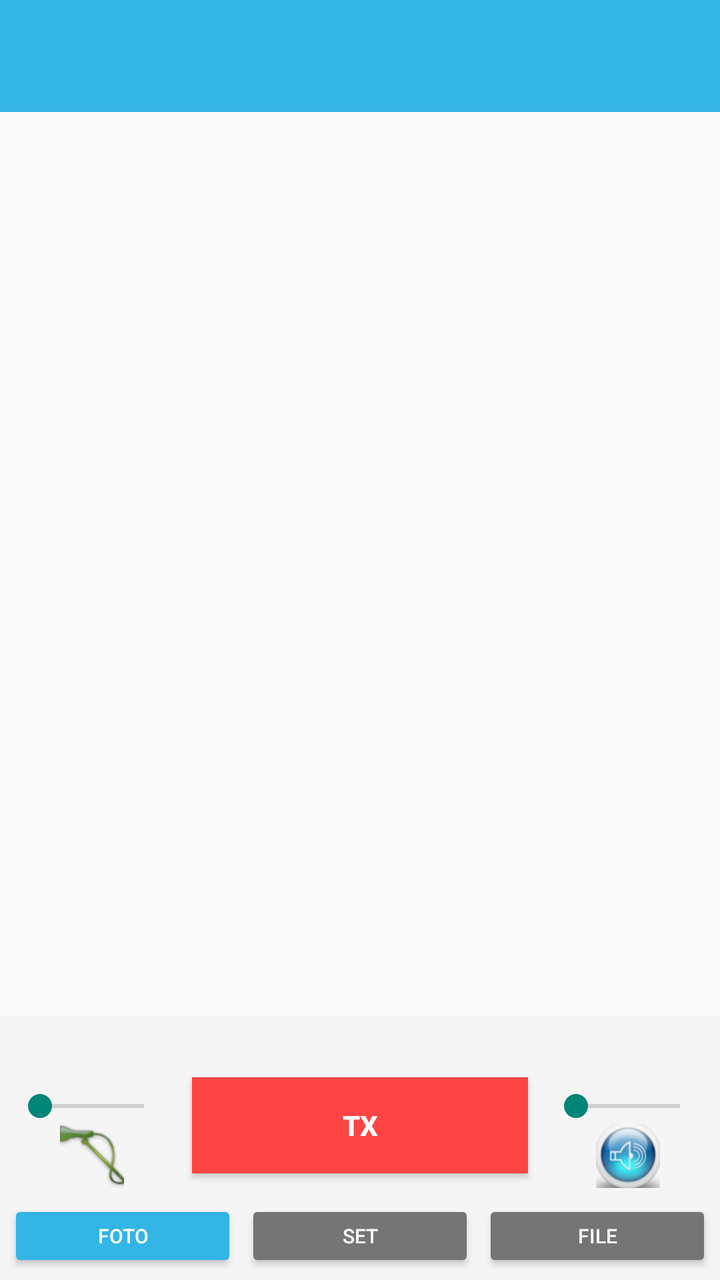
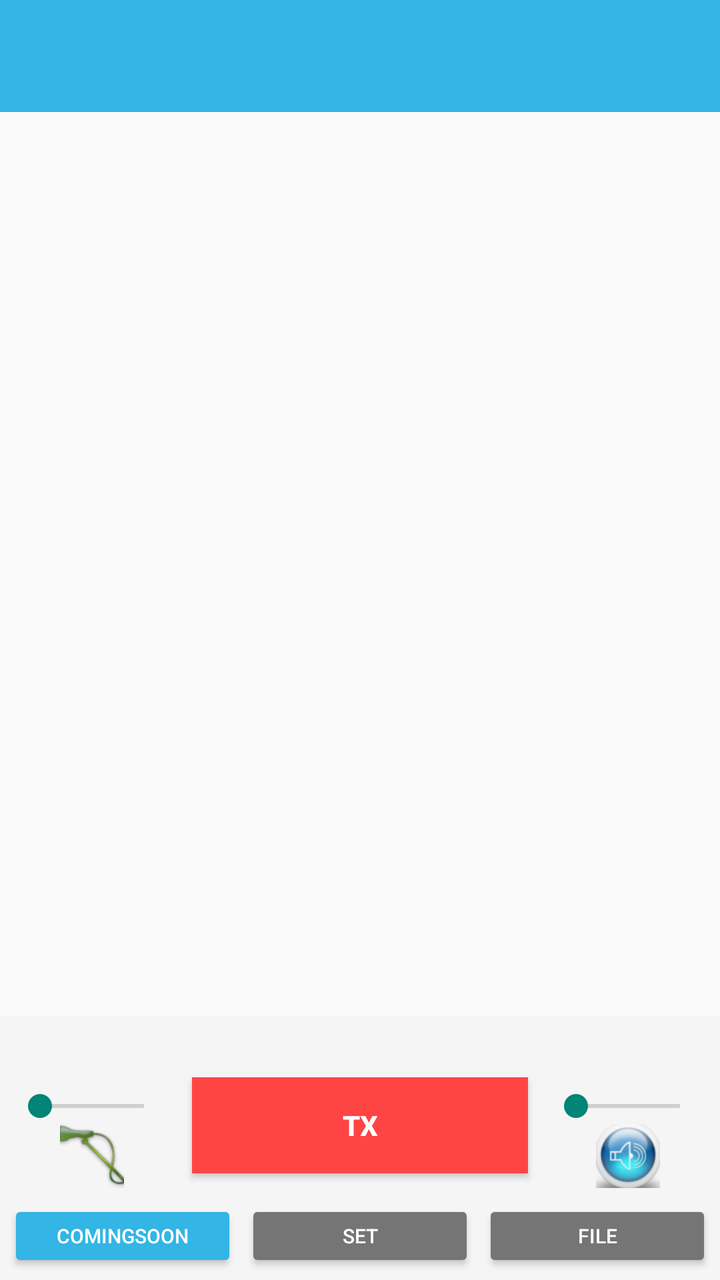

An Android layout rendered at two revisions. The XML below is the earlier revision; the diff shows what the commit changed to produce the second picture.
<!-- AndroidManifest.xml: application theme AppTheme -->
<!-- res/layout/activity_main.xml -->
<?xml version="1.0" encoding="utf-8"?>
<LinearLayout
    xmlns:android="http://schemas.android.com/apk/res/android"
    xmlns:tools="http://schemas.android.com/tools"
    android:layout_width="match_parent"
    android:layout_height="match_parent"
    android:orientation="vertical"
    tools:context=".MainActivity">

    
    <com.google.android.material.tabs.TabLayout
        android:id="@+id/tab_layout"
        android:layout_width="match_parent"
        android:layout_height="wrap_content"
        android:background="#33b5e5"
        android:paddingTop="4dp"
        android:paddingBottom="4dp" />

    
    <androidx.viewpager.widget.ViewPager
        android:id="@+id/pager"
        android:layout_width="match_parent"
        android:layout_height="0dp"
        android:layout_weight="1" />

    
    <LinearLayout
        android:layout_width="match_parent"
        android:layout_height="wrap_content"
        android:orientation="vertical"
        android:background="#f5f5f5"
        android:padding="4dp">

        
        <LinearLayout
            android:layout_width="match_parent"
            android:layout_height="wrap_content"
            android:orientation="horizontal"
            android:gravity="center_vertical"
            android:paddingBottom="4dp">
            
            <TextView
                android:id="@+id/connectionstat_textview"
                android:layout_width="0dp"
                android:layout_weight="1"
                android:layout_height="wrap_content"
                android:textSize="10sp"
                android:textStyle="bold"
                android:maxLines="1"
                android:ellipsize="end"/>
                
            <TextView
                android:id="@+id/pingstat_textview"
                android:layout_width="0dp"
                android:layout_weight="1"
                android:layout_height="wrap_content"
                android:textSize="10sp"
                android:maxLines="1"
                android:ellipsize="end"/>
                
            <TextView
                android:id="@+id/totalstat_textview"
                android:layout_width="0dp"
                android:layout_weight="1"
                android:layout_height="wrap_content"
                android:textSize="10sp"
                android:gravity="end"
                android:maxLines="1"
                android:ellipsize="end"/>
        </LinearLayout>

        
        <LinearLayout
            android:layout_width="match_parent"
            android:layout_height="wrap_content"
            android:orientation="horizontal"
            android:gravity="center_vertical"
            android:paddingTop="2dp"
            android:paddingBottom="2dp">

            
            <LinearLayout
                android:layout_width="0dp"
                android:layout_weight="1"
                android:layout_height="wrap_content"
                android:orientation="vertical"
                android:gravity="center">
                
                <TextView 
                    android:id="@+id/miclevel_text" 
                    android:layout_width="wrap_content" 
                    android:layout_height="wrap_content" 
                    android:textSize="9sp"/>
                    
                <SeekBar 
                    android:id="@+id/mic_gainSeekBar" 
                    android:layout_width="match_parent" 
                    android:layout_height="wrap_content"/>
                    
                <ImageButton 
                    android:id="@+id/voxSwitch" 
                    android:layout_width="32dp" 
                    android:layout_height="32dp" 
                    android:src="@drawable/mic_green"
                    android:background="?attr/selectableItemBackgroundBorderless"
                    android:contentDescription="Voice Activation"/>
            </LinearLayout>

            
            <Button
                android:id="@+id/transmit_voice"
                android:layout_width="0dp"
                android:layout_weight="2"
                android:layout_height="48dp"
                android:layout_marginStart="8dp"
                android:layout_marginEnd="8dp"
                android:background="@android:color/holo_red_light"
                android:text="@string/button_tx"
                android:textColor="#fff"
                android:textStyle="bold"/>

            
            <LinearLayout
                android:layout_width="0dp"
                android:layout_weight="1"
                android:layout_height="wrap_content"
                android:orientation="vertical"
                android:gravity="center">
                
                <TextView 
                    android:id="@+id/vollevel_text" 
                    android:layout_width="wrap_content" 
                    android:layout_height="wrap_content" 
                    android:textSize="9sp"/>
                    
                <SeekBar 
                    android:id="@+id/master_volSeekBar" 
                    android:layout_width="match_parent" 
                    android:layout_height="wrap_content"/>
                    
                <ImageButton 
                    android:id="@+id/speakerBtn" 
                    android:layout_width="32dp" 
                    android:layout_height="32dp" 
                    android:src="@drawable/speaker_blue"
                    android:background="?attr/selectableItemBackgroundBorderless"
                    android:contentDescription="Speaker Mute"/>
            </LinearLayout>
        </LinearLayout>

        
        <LinearLayout
            android:layout_width="match_parent"
            android:layout_height="wrap_content"
            android:orientation="horizontal"
            android:gravity="center"
            android:paddingTop="4dp">

            
            <Button
                android:id="@+id/btn_change_avatar"
                android:layout_width="0dp"
                android:layout_weight="1"
                android:layout_height="36dp"
                android:text="Foto"
                android:textSize="10sp"
                android:backgroundTint="#33b5e5"
                android:textColor="#fff"
                android:layout_marginEnd="2dp"/>

            <Button
                android:id="@+id/btn_settings_shortcut"
                android:layout_width="0dp"
                android:layout_weight="1"
                android:layout_height="36dp"
                android:text="Set"
                android:textSize="10sp"
                android:backgroundTint="#757575"
                android:textColor="#fff"
                android:layout_marginStart="2dp"
                android:layout_marginEnd="2dp"/>

            <Button
                android:id="@+id/btn_files_shortcut"
                android:layout_width="0dp"
                android:layout_weight="1"
                android:layout_height="36dp"
                android:text="File"
                android:textSize="10sp"
                android:backgroundTint="#757575"
                android:textColor="#fff"
                android:layout_marginStart="2dp"/>
        </LinearLayout>

    </LinearLayout>
</LinearLayout>
<!-- resources referenced by this layout -->
<resources>
  <!-- drawable mic_green: png bitmap (drawable-hdpi, 7549 bytes) -->
  <!-- drawable speaker_blue: png bitmap (drawable-hdpi, 11679 bytes) -->
  <string name="button_tx">TX</string>
  <style name="AppTheme" parent="Theme.AppCompat.DayNight" />
</resources>

<!-- the commit's change to res/layout/activity_main.xml (unified diff, before → after) -->
@@ -162,7 +162,7 @@
                 android:layout_width="0dp"
                 android:layout_weight="1"
                 android:layout_height="36dp"
-                android:text="Foto"
+                android:text="comingsoon"
                 android:textSize="10sp"
                 android:backgroundTint="#33b5e5"
                 android:textColor="#fff"
